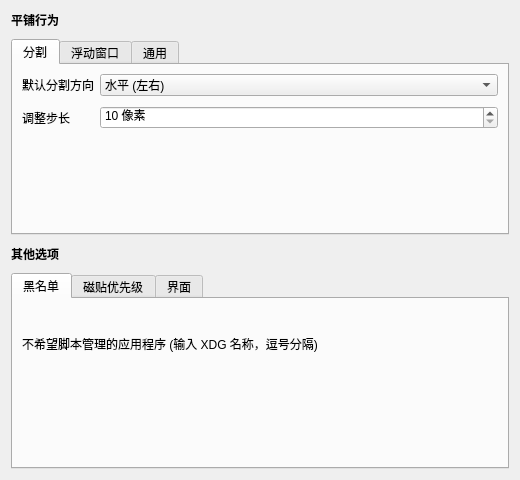
WAYYYAW/BetterTile, file contents/ui/config.ui: the form before one commit.
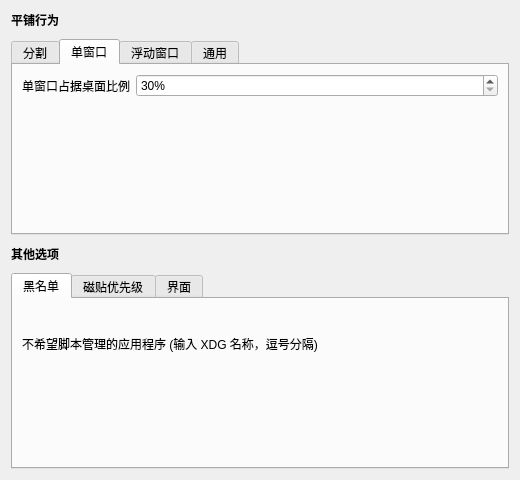
The form after the commit. The open tabs and pages were chosen to show the change. Custom widgets are drawn as their Qt base class.

Commit message:
fix: single-window sizing respects minimized windows, add config
the 75% resize was not triggered because extend() counted total
windows (including minimized) rather than visible ones.

Fix:
- Count non-minimized windows separately for single-window detection
- Add SingleWindowSize config (default 75%, range 30-100%)
- UI: new "单窗口" tab with percentage slider

```diff
--- a/contents/ui/config.ui
+++ b/contents/ui/config.ui
@@ -55,6 +55,25 @@
        </item>
       </layout>
      </widget>
+     <widget class="QWidget" name="tabSingle">
+      <attribute name="title"><string>单窗口</string></attribute>
+      <layout class="QFormLayout" name="formSingle">
+       <property name="verticalSpacing"><number>10</number></property>
+       <item row="0" column="0">
+        <widget class="QLabel" name="labelSingleSize">
+         <property name="text"><string>单窗口占据桌面比例</string></property>
+        </widget>
+       </item>
+       <item row="0" column="1">
+        <widget class="QSpinBox" name="kcfg_SingleWindowSize">
+         <property name="suffix"><string>%</string></property>
+         <property name="minimum"><number>30</number></property>
+         <property name="maximum"><number>100</number></property>
+         <property name="singleStep"><number>5</number></property>
+        </widget>
+       </item>
+      </layout>
+     </widget>
      <widget class="QWidget" name="tabFloating">
       <attribute name="title"><string>浮动窗口</string></attribute>
       <layout class="QFormLayout" name="formFloating">
```
The commit also changes 3 other files.
